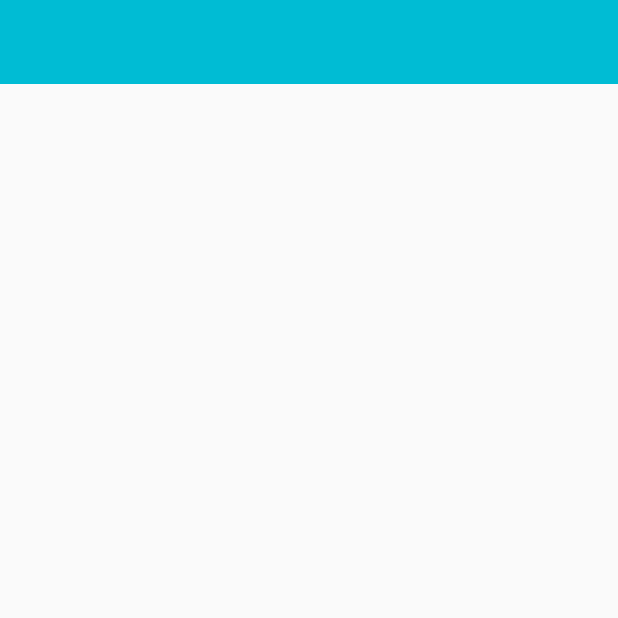
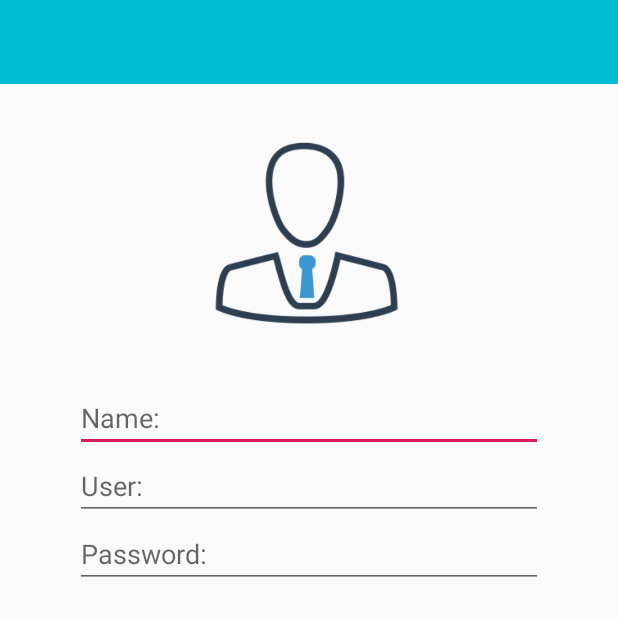
Before and after one commit to NoThingA11/android-training, an Android app: the fragment RegisterFragment shown on its own in the app's theme, on a phone screen of 412 x 824 dp, the top half of it. Run offline under Robolectric (Android 15) with nearby library versions, the phone set to English and light mode, and no system bars; 4 statements that could not run were skipped.

```diff
--- a/app/src/main/java/com/sitthinon/android_training/MainFragment.java
+++ b/app/src/main/java/com/sitthinon/android_training/MainFragment.java
@@ -2,10 +2,12 @@ package com.sitthinon.android_training;
 
 
 import android.os.Bundle;
+import android.support.annotation.Nullable;
 import android.support.v4.app.Fragment;
 import android.view.LayoutInflater;
 import android.view.View;
 import android.view.ViewGroup;
+import android.widget.TextView;
 
 
 /**
@@ -20,10 +22,29 @@ public class MainFragment extends Fragment {
 
 
     @Override
+    public void onActivityCreated(@Nullable Bundle savedInstanceState) {
+        super.onActivityCreated(savedInstanceState);
+
+//        Register
+        TextView textView = getView().findViewById(R.id.txtRegister);
+
+        textView.setOnClickListener(new View.OnClickListener() {
+            @Override
+            public void onClick(View v) {
+//                Replace Fragment
+                getActivity().getSupportFragmentManager().beginTransaction().replace(R.id.contentMainFragment, new RegisterFragment()).addToBackStack(null).commit();
+            }
+
+        });
+
+    }//Main Mathod
+
+    @Override
     public View onCreateView(LayoutInflater inflater, ViewGroup container,
                              Bundle savedInstanceState) {
         // Inflate the layout for this fragment
         return inflater.inflate(R.layout.fragment_main, container, false);
     }
 
-}
+
+}//Main Class
--- a/app/src/main/java/com/sitthinon/android_training/RegisterFragment.java
+++ b/app/src/main/java/com/sitthinon/android_training/RegisterFragment.java
@@ -2,7 +2,9 @@ package com.sitthinon.android_training;
 
 
 import android.os.Bundle;
+import android.support.annotation.Nullable;
 import android.support.v4.app.Fragment;
+import android.support.v7.widget.Toolbar;
 import android.view.LayoutInflater;
 import android.view.View;
 import android.view.ViewGroup;
@@ -20,10 +22,30 @@ public class RegisterFragment extends Fragment {
 
 
     @Override
+    public void onActivityCreated(@Nullable Bundle savedInstanceState) {
+        super.onActivityCreated(savedInstanceState);
+
+//        Create Toolbar
+
+        Toolbar toolbar = getView().findViewById(R.id.toolbarRegister);
+        ((MainActivity)getActivity()).setSupportActionBar(toolbar);
+        ((MainActivity) getActivity()).getSupportActionBar().setTitle("Register");
+        ((MainActivity) getActivity()).getSupportActionBar().setHomeButtonEnabled(true);
+        ((MainActivity) getActivity()).getSupportActionBar().setDisplayHomeAsUpEnabled(true);
+        toolbar.setNavigationOnClickListener(new View.OnClickListener() {
+            @Override
+            public void onClick(View v) {
+                getActivity().getSupportFragmentManager().popBackStack();
+            }
+        });
+
+    }//Main Method
+
+    @Override
     public View onCreateView(LayoutInflater inflater, ViewGroup container,
                              Bundle savedInstanceState) {
         // Inflate the layout for this fragment
         return inflater.inflate(R.layout.fragment_register, container, false);
     }
 
-}
+}//Main Class
--- a/app/src/main/res/layout/fragment_main.xml
+++ b/app/src/main/res/layout/fragment_main.xml
@@ -42,7 +42,9 @@
 
         <!--New Register-->
         <TextView
-            android:textColor="@android:color/black"
+            android:id="@+id/txtRegister"
+            android:clickable="true"
+            android:textColor="@color/colorAccent"
             android:layout_width="wrap_content"
             android:layout_height="wrap_content"
             android:layout_gravity="center_horizontal"
--- a/app/src/main/res/layout/fragment_register.xml
+++ b/app/src/main/res/layout/fragment_register.xml
@@ -7,21 +7,74 @@
 
 
     <LinearLayout
-        android:orientation="vertical"
         android:layout_width="match_parent"
-        android:layout_height="match_parent">
+        android:layout_height="match_parent"
+        android:orientation="vertical">
 
         <!--Toolbar-->
         <android.support.v7.widget.Toolbar
-            android:background="@color/colorPrimary"
+            android:id="@+id/toolbarRegister"
             android:layout_width="match_parent"
-            android:layout_height="?attr/actionBarSize">
+            android:layout_height="?attr/actionBarSize"
+            android:background="@color/colorPrimary">
 
 
         </android.support.v7.widget.Toolbar>
 
 
         <!--Content-->
+        <ScrollView
+            android:layout_width="match_parent"
+            android:layout_height="match_parent">
+
+            <LinearLayout
+                android:layout_width="match_parent"
+                android:layout_height="wrap_content"
+                android:orientation="vertical">
+
+                <!--Avata-->
+                <ImageView
+                    android:id="@+id/imvAvata"
+                    android:layout_width="match_parent"
+                    android:layout_height="200dp"
+                    android:layout_gravity="center_horizontal"
+                    android:padding="30dp"
+                    android:scaleType="centerInside"
+                    android:src="@drawable/account" />
+
+                <!--Name-->
+                <EditText
+                    android:id="@+id/edtName"
+                    android:layout_width="match_parent"
+                    android:layout_height="wrap_content"
+                    android:layout_marginLeft="50dp"
+                    android:layout_marginRight="50dp"
+                    android:hint="Name:"
+                    android:inputType="text" />
+
+                <!--User-->
+                <EditText
+                    android:id="@+id/edtUser"
+                    android:layout_width="match_parent"
+                    android:layout_height="wrap_content"
+                    android:layout_marginLeft="50dp"
+                    android:layout_marginRight="50dp"
+                    android:hint="User:"
+                    android:inputType="text" />
+
+                <!--Password-->
+                <EditText
+                    android:id="@+id/edtPassword"
+                    android:layout_width="match_parent"
+                    android:layout_height="wrap_content"
+                    android:layout_marginLeft="50dp"
+                    android:layout_marginRight="50dp"
+                    android:hint="Password:"
+                    android:inputType="textPassword" />
+
+
+            </LinearLayout>
+        </ScrollView>
 
     </LinearLayout>
 
```
Also changed, not shown: app/src/main/res/drawable/account.png (added).
